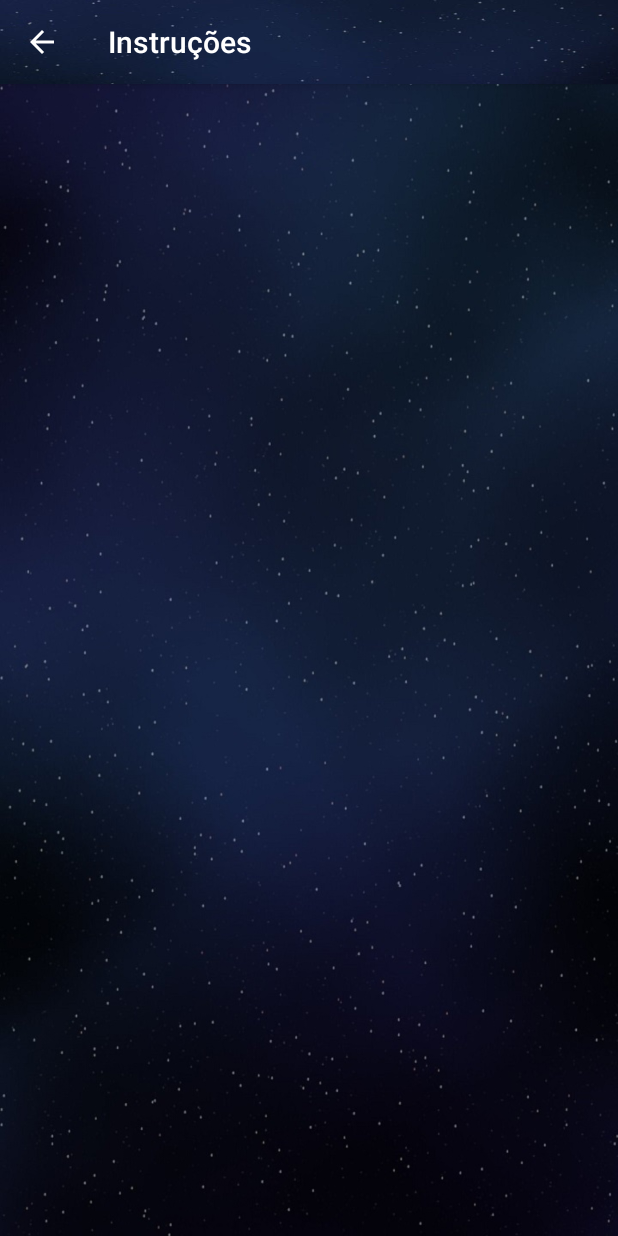
After one commit to FilipeSsant/Jokenpeca, an Android app: the InstrucoesActivity screen opened directly, with no data from a screen before it, on a phone screen of 412 x 824 dp. The commit adds this screen. Run offline under Robolectric (Android 15) with nearby library versions, the phone set to English and light mode, and no system bars.

Commit message:
FALTA FAZER O RESTO

```diff
--- /dev/null
+++ b/app/src/main/java/br/com/gamesseller/yugiooh/InstrucoesActivity.java
@@ -0,0 +1,22 @@
+package br.com.gamesseller.yugiooh;
+
+import android.os.Bundle;
+import android.support.design.widget.FloatingActionButton;
+import android.support.design.widget.Snackbar;
+import android.support.v7.app.AppCompatActivity;
+import android.support.v7.widget.Toolbar;
+import android.view.View;
+
+public class InstrucoesActivity extends AppCompatActivity {
+
+    @Override
+    protected void onCreate(Bundle savedInstanceState) {
+        super.onCreate(savedInstanceState);
+        setContentView(R.layout.activity_instrucoes);
+        Toolbar toolbar = (Toolbar) findViewById(R.id.toolbar);
+        setSupportActionBar(toolbar);
+
+        getSupportActionBar().setDisplayHomeAsUpEnabled(true);
+    }
+
+}
--- a/app/src/main/java/br/com/gamesseller/yugiooh/MainActivity.java
+++ b/app/src/main/java/br/com/gamesseller/yugiooh/MainActivity.java
@@ -53,7 +53,7 @@ public class MainActivity extends AppCompatActivity {
                 startActivity(new Intent(this, JogarActivity.class));
                 break;
             case R.id.imgbtn_instrucoes:
-                startActivity(new Intent(this, JogarActivity.class));
+                startActivity(new Intent(this, InstrucoesActivity.class));
                 break;
             case R.id.imgbtn_creditos:
                 startActivity(new Intent(this, JogarActivity.class));
--- /dev/null
+++ b/app/src/main/res/layout/activity_instrucoes.xml
@@ -0,0 +1,26 @@
+<?xml version="1.0" encoding="utf-8"?>
+<android.support.design.widget.CoordinatorLayout xmlns:android="http://schemas.android.com/apk/res/android"
+    xmlns:app="http://schemas.android.com/apk/res-auto"
+    xmlns:tools="http://schemas.android.com/tools"
+    android:layout_width="match_parent"
+    android:layout_height="match_parent"
+    android:fitsSystemWindows="true"
+    tools:context="br.com.gamesseller.yugiooh.InstrucoesActivity">
+
+    <android.support.design.widget.AppBarLayout
+        android:layout_width="match_parent"
+        android:layout_height="wrap_content"
+        android:theme="@style/AppTheme.AppBarOverlay">
+
+        <android.support.v7.widget.Toolbar
+            android:id="@+id/toolbar"
+            android:layout_width="match_parent"
+            android:layout_height="?attr/actionBarSize"
+            android:background="@drawable/background_barra_superior"
+            app:popupTheme="@style/AppTheme.PopupOverlay" />
+
+    </android.support.design.widget.AppBarLayout>
+
+    <include layout="@layout/content_instrucoes" />
+
+</android.support.design.widget.CoordinatorLayout>
--- a/app/src/main/res/layout/content_arena.xml
+++ b/app/src/main/res/layout/content_arena.xml
@@ -99,10 +99,10 @@
         <TextView
             android:id="@+id/textoStatusPartida"
             android:layout_width="match_parent"
-            android:layout_height="50dp"
+            android:layout_height="match_parent"
             android:textColor="#fff"
             android:textAlignment="center"
-            android:textSize="30dp"/>
+            android:textSize="18dp"/>
 
     </LinearLayout>
 
--- /dev/null
+++ b/app/src/main/res/layout/content_instrucoes.xml
@@ -0,0 +1,17 @@
+<?xml version="1.0" encoding="utf-8"?>
+<LinearLayout xmlns:android="http://schemas.android.com/apk/res/android"
+    xmlns:app="http://schemas.android.com/apk/res-auto"
+    xmlns:tools="http://schemas.android.com/tools"
+    android:id="@+id/content_instrucoes"
+    android:layout_width="match_parent"
+    android:layout_height="match_parent"
+    android:paddingBottom="@dimen/activity_vertical_margin"
+    android:paddingLeft="@dimen/activity_horizontal_margin"
+    android:paddingRight="@dimen/activity_horizontal_margin"
+    android:paddingTop="@dimen/activity_vertical_margin"
+    app:layout_behavior="@string/appbar_scrolling_view_behavior"
+    android:background="@drawable/background"
+    tools:context="br.com.gamesseller.yugiooh.InstrucoesActivity"
+    tools:showIn="@layout/activity_instrucoes">
+
+</LinearLayout>
--- a/app/src/main/res/values/strings.xml
+++ b/app/src/main/res/values/strings.xml
@@ -2,4 +2,5 @@
     <string name="app_name">Jokenpeça</string>
     <string name="action_settings">Settings</string>
     <string name="title_activity_jogar"></string>
+    <string name="title_activity_instrucoes">Instruções</string>
 </resources>
```
Also changed, not shown: app/src/main/AndroidManifest.xml (+10 -2 lines), app/src/main/java/br/com/gamesseller/yugiooh/Arena.java (+17 -6 lines), 15 other files.
